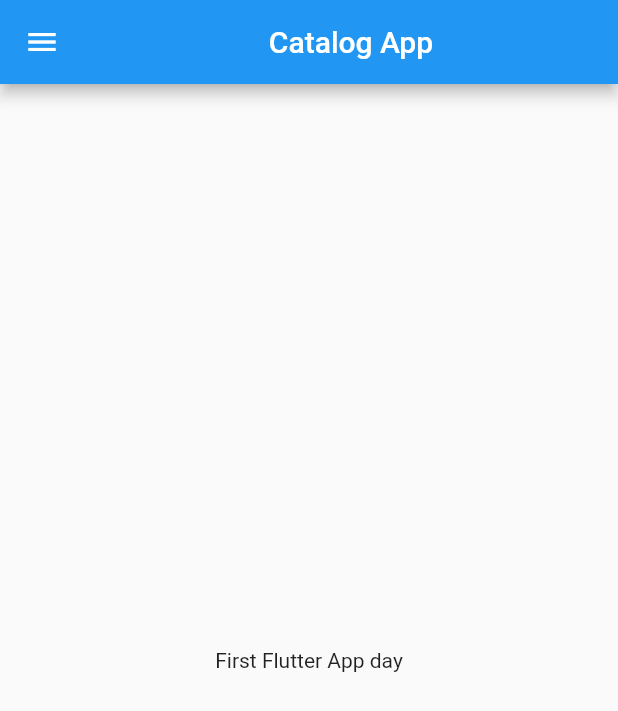
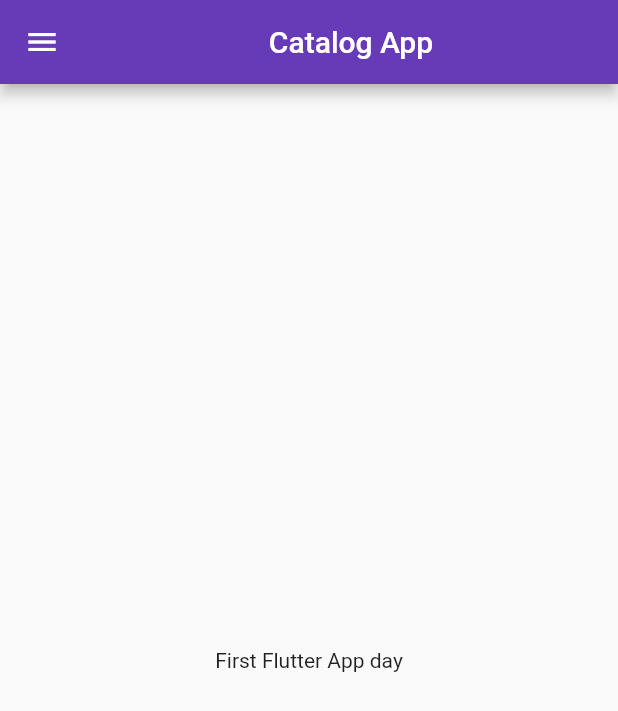
Before and after one commit to 0-yash-sharma-0/30DaysofFlutter, a Flutter app: the screen it shows after launch, on a phone screen of 412 x 824 dp. Shown: the top 711 px of the screen. Run offline on Flutter 3.47's test engine with Material 2 defaults, Android fonts, the phone set to English and light mode, and no system bars.

Commit message:
Day 2 Completed

```diff
--- a/lib/main.dart
+++ b/lib/main.dart
@@ -1,5 +1,6 @@
 import 'package:flutter/material.dart';
-import 'package:flutter_application_1/home_page.dart';
+import 'package:flutter_application_1/screens/home_page.dart';
+import 'package:flutter_application_1/screens/login_page.dart';
 
 void main() {
   runApp(const MyApp());
@@ -10,8 +11,15 @@ class MyApp extends StatelessWidget {
 
   @override
   Widget build(BuildContext context) {
-    return const MaterialApp(
-      home: HomePage(),
+    return MaterialApp(
+      themeMode: ThemeMode.light,
+      theme: ThemeData(primarySwatch: Colors.deepPurple),
+      darkTheme: ThemeData(brightness: Brightness.dark),
+      initialRoute: "/home",
+      routes: {
+        "/": (context) => LoginPage(),
+        "/home": (context) => HomePage(),
+      },
     );
   }
 }
```
Also changed, not shown: lib/screens/login_page.dart (added, +21 -0 lines), lib/screens/home_page.dart (renamed from lib/home_page.dart).
